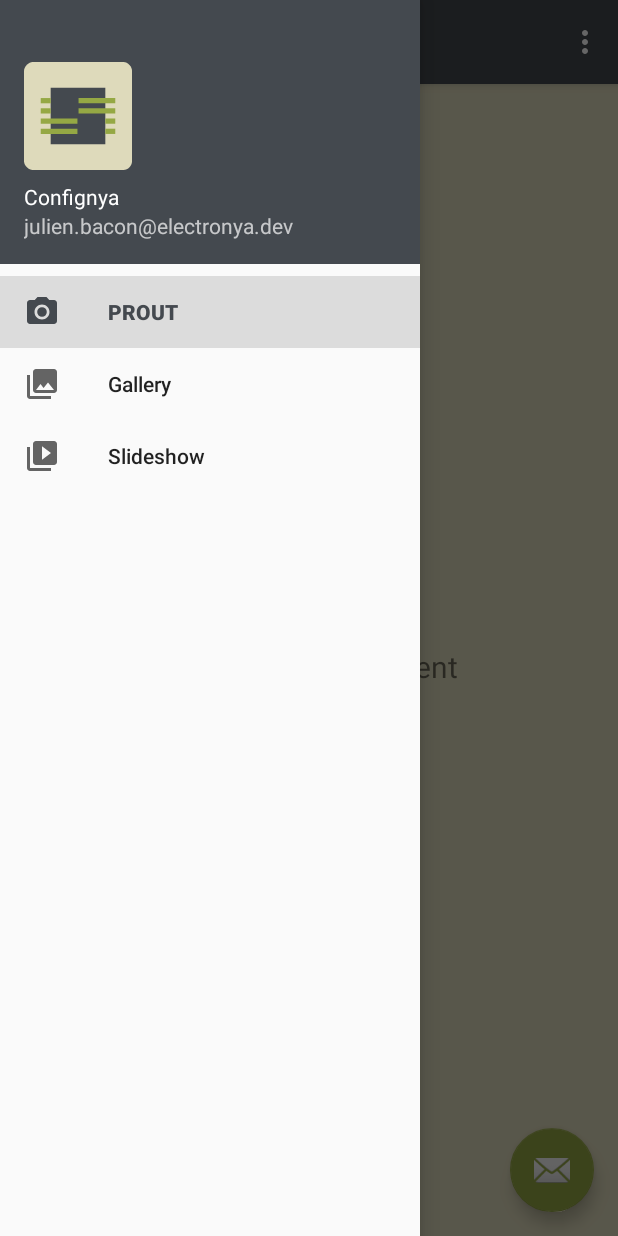
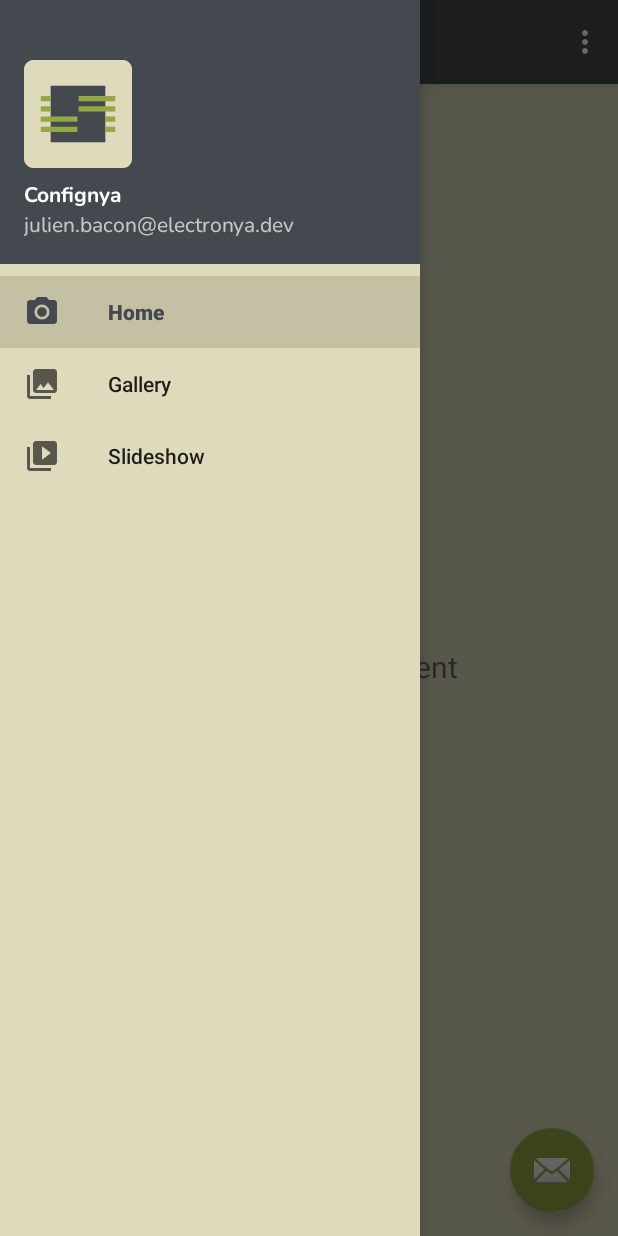
Before and after one commit to Electronya/confignya-android, an Android app: the screen it shows after launch (MainActivity), with the side drawer open, on a phone screen of 412 x 824 dp. Run offline under Robolectric (Android 15) with nearby library versions, the phone set to English and light mode, and no system bars; our stand-ins replace navigation-ui.

Commit message:
setting text font on drawer header + setting drawer background

```diff
--- a/app/src/main/res/layout/activity_main.xml
+++ b/app/src/main/res/layout/activity_main.xml
@@ -14,6 +14,7 @@
         android:layout_height="match_parent"
         android:layout_gravity="start"
         android:fitsSystemWindows="true"
+        android:background="@color/colorBackground"
         app:headerLayout="@layout/nav_header_main"
         app:menu="@menu/activity_main_drawer" />
 
--- a/app/src/main/res/layout/nav_header_main.xml
+++ b/app/src/main/res/layout/nav_header_main.xml
@@ -25,11 +25,13 @@
         android:layout_height="wrap_content"
         android:paddingTop="@dimen/nav_header_vertical_spacing"
         android:text="@string/nav_header_title"
+        android:fontFamily="@font/nunito_bold"
         android:textAppearance="@style/TextAppearance.AppCompat.Body1" />
 
     <TextView
         android:id="@+id/textView"
         android:layout_width="wrap_content"
         android:layout_height="wrap_content"
+        android:fontFamily="@font/nunito"
         android:text="@string/nav_header_subtitle" />
 </LinearLayout>
--- a/app/src/main/res/values/strings.xml
+++ b/app/src/main/res/values/strings.xml
@@ -7,7 +7,7 @@
     <string name="nav_header_desc">Navigation header</string>
     <string name="action_settings">Settings</string>
 
-    <string name="menu_home">PROUT</string>
+    <string name="menu_home">Home</string>
     <string name="menu_gallery">Gallery</string>
     <string name="menu_slideshow">Slideshow</string>
 </resources>
```
